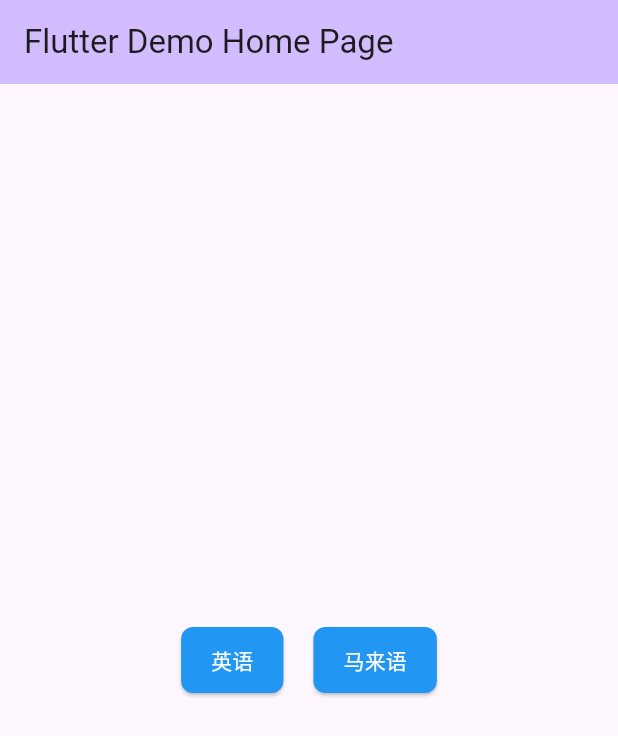
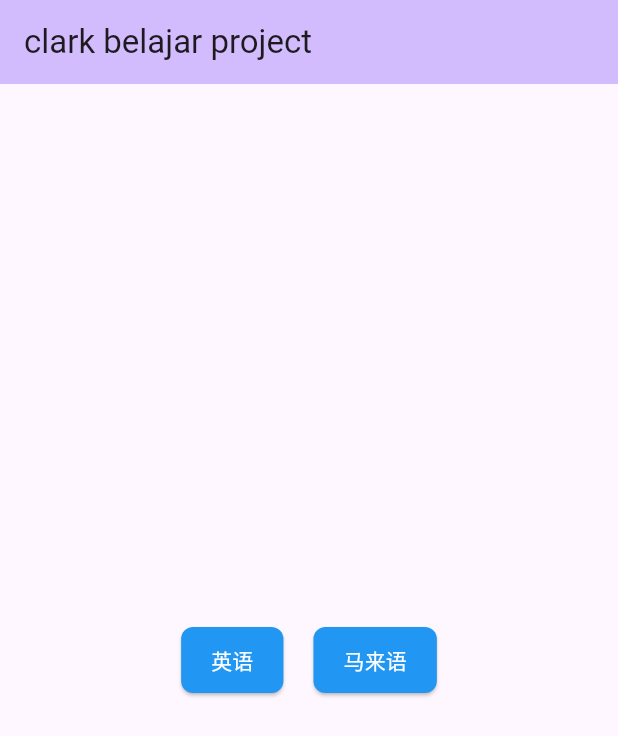
Before and after one commit to maxre404/flutter_word_remeber, a Flutter app: the screen it shows after launch, on a phone screen of 412 x 824 dp. Shown: the top 736 px of the screen. Run offline on Flutter 3.47's test engine with Material 3 defaults, Android fonts, the light colour scheme and no system bars; our stand-ins replace cloud_firestore, firebase_core, flutter_easyloading, fluttertoast; accounts and stored records are empty.

Commit message:
更改内容

```diff
--- a/lib/main.dart
+++ b/lib/main.dart
@@ -17,13 +17,13 @@ class MyApp extends StatelessWidget {
   @override
   Widget build(BuildContext context) {
     return MaterialApp(
-      title: 'Flutter Demo',
+      title: 'belajar',
       builder:EasyLoading.init(),
       theme: ThemeData(
         colorScheme: ColorScheme.fromSeed(seedColor: Colors.deepPurple),
         useMaterial3: true,
       ),
-      home: const MyHomePage(title: 'Flutter Demo Home Page'),
+      home: const MyHomePage(title: 'clark belajar project'),
     );
   }
 }
```
